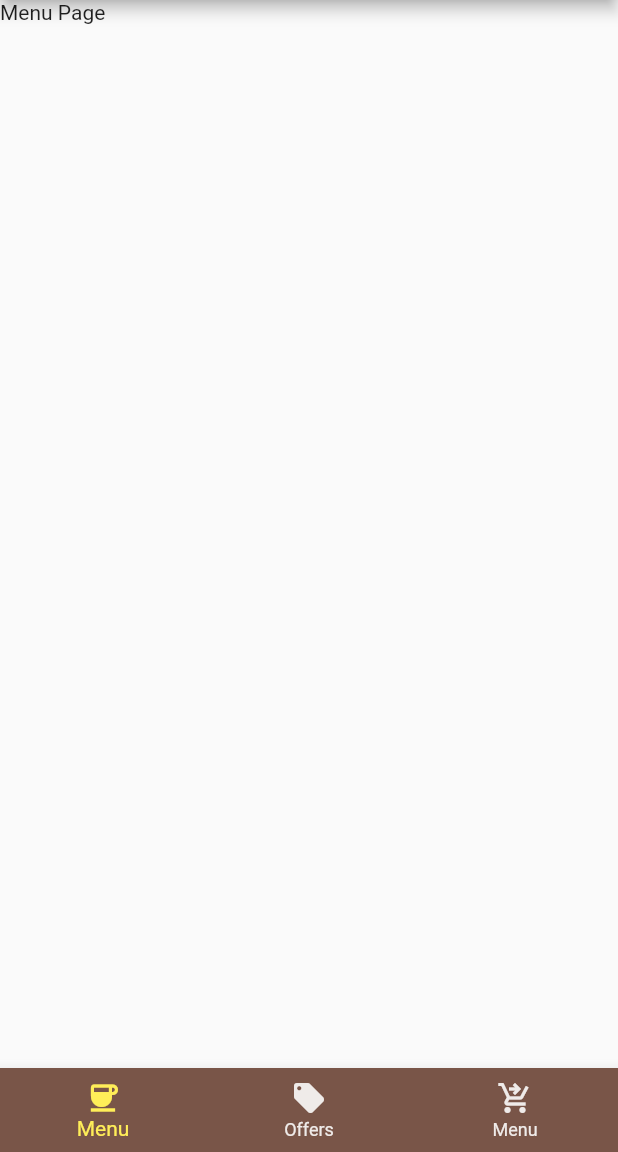
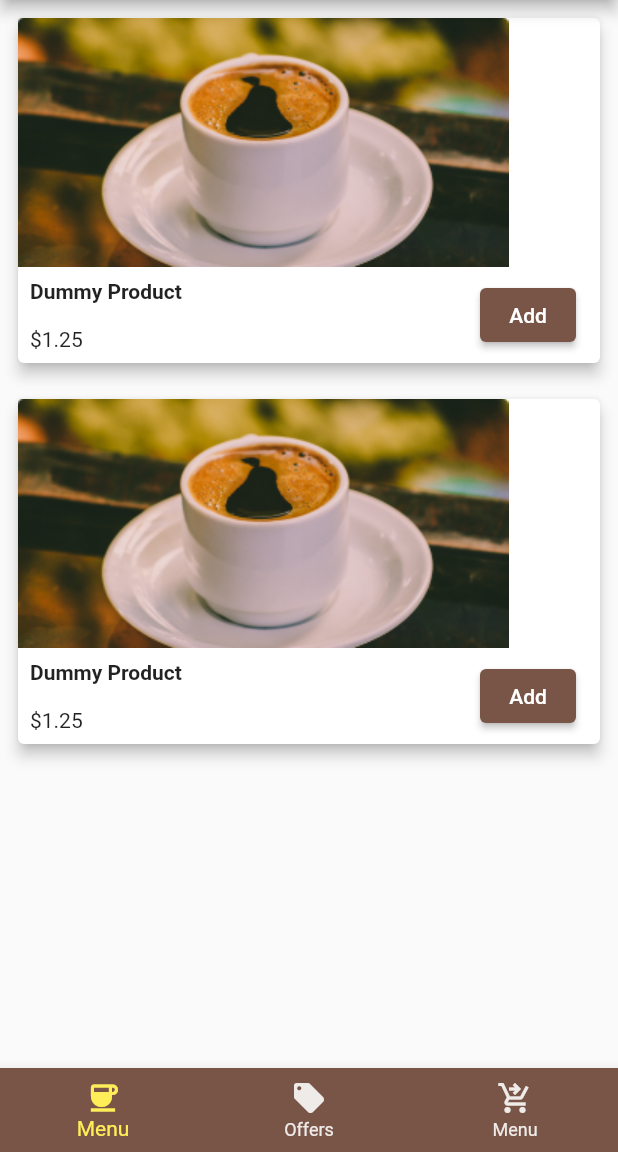
Before and after one commit to lawrencejews/coffee_masters_flutter, a Flutter app: the screen it shows after launch, on a phone screen of 412 x 824 dp, the part 84-1236 px from its top. Run offline on Flutter 3.47's test engine with Material 2 defaults, Android fonts, the phone set to English and light mode, and no system bars.

Commit message:
Added Button and navigation

```diff
--- /dev/null
+++ b/lib/datamodel.dart
@@ -0,0 +1,29 @@
+class Product {
+  // Properties
+  int id;
+  String name;
+  double price;
+  String image;
+  String get imageUrl =>
+      "https://firtman.github.io/coffeemasters/api/images/$image";
+
+// Constructor
+  Product(
+      {required this.id,
+      required this.name,
+      required this.price,
+      required this.image});
+}
+
+class Category {
+  String name;
+  List<Product> products;
+
+  Category({required this.name, required this.products});
+}
+
+class ItemInCart {
+  Product product;
+  int quantity;
+  ItemInCart({required this.product, required this.quantity});
+}
--- a/lib/main.dart
+++ b/lib/main.dart
@@ -1,6 +1,8 @@
 import 'dart:ui';
 
-import 'package:coffee_masters/offerspage.dart';
+import 'package:coffee_masters/pages/menupage.dart';
+import 'package:coffee_masters/pages/offerspage.dart';
+import 'package:coffee_masters/pages/orderpage.dart';
 import 'package:flutter/material.dart';
 
 void main() {
@@ -87,13 +89,13 @@ class _MyHomePageState extends State<MyHomePage> {
 
     switch (selectedIndex) {
       case 0:
-        currentWidgetPage = const Text("Menu Page");
+        currentWidgetPage = const MenuPage();
         break;
       case 1:
         currentWidgetPage = const OfferPage();
         break;
       case 2:
-        currentWidgetPage = const Text("Orders Page");
+        currentWidgetPage = const OrderPage();
     }
 
     return Scaffold(
--- /dev/null
+++ b/lib/pages/menupage.dart
@@ -0,0 +1,82 @@
+import 'package:coffee_masters/datamodel.dart';
+import 'package:flutter/material.dart';
+import 'package:flutter/src/foundation/key.dart';
+
+class MenuPage extends StatelessWidget {
+  const MenuPage({Key? key}) : super(key: key);
+
+  @override
+  Widget build(BuildContext context) {
+    var p = Product(
+      id: 1,
+      name: "Dummy Product",
+      price: 1.25,
+      image: '',
+    );
+    var q = Product(
+      id: 1,
+      name: "Dummy Product",
+      price: 1.25,
+      image: '',
+
+    );
+    return ListView(
+      children: [
+        ProductItem(product: p, onAdd: () {},),
+        ProductItem(product: q, onAdd: (){},),
+      ],
+    );
+  }
+}
+
+class ProductItem extends StatelessWidget {
+  final Product product;
+  final Function onAdd;
+
+  const ProductItem({Key? key, required this.product, required this.onAdd})
+      : super(key: key);
+
+  @override
+  Widget build(BuildContext context) {
+    return Container(
+        padding: const EdgeInsets.all(8),
+        child: Card(
+          elevation: 4,
+          child: Column(
+            crossAxisAlignment: CrossAxisAlignment.start,
+            children: [
+              Image.asset("images/black_coffee.png"),
+              Row(
+                mainAxisAlignment: MainAxisAlignment.spaceBetween,
+                children: [
+                  Column(
+                    crossAxisAlignment: CrossAxisAlignment.start,
+                    children: [
+                      Padding(
+                        padding: const EdgeInsets.all(8.0),
+                        child: Text(
+                          product.name,
+                          style: const TextStyle(fontWeight: FontWeight.bold),
+                        ),
+                      ),
+                      Padding(
+                        padding: const EdgeInsets.all(8.0),
+                        child: Text("\$${product.price}"),
+                      ),
+                    ],
+                  ),
+                  Padding(
+                    padding: const EdgeInsets.only(right: 16.0),
+                    child: ElevatedButton(
+                        onPressed: () {
+                          onAdd(product);
+                        },
+                        child: const Text("Add")),
+                  ),
+                ],
+              ),
+            ],
+          ),
+        ));
+  }
+}
--- /dev/null
+++ b/lib/pages/orderpage.dart
@@ -0,0 +1,12 @@
+import 'package:flutter/material.dart';
+import 'package:flutter/src/foundation/key.dart';
+import 'package:flutter/src/widgets/framework.dart';
+
+class OrderPage extends StatelessWidget {
+  const OrderPage({Key? key}) : super(key: key);
+
+  @override
+  Widget build(BuildContext context) {
+    return Container();
+  }
+}
```
Also changed, not shown: lib/pages/offerspage.dart (renamed from lib/offerspage.dart).
